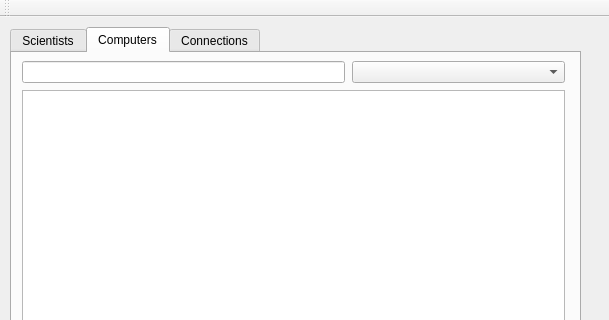
Old version of the form mainwindow.ui in the repository ManiSigt/Verklegt-nams; both pictures show x 0 to 609 and y 0 to 320 of the 609 by 493 pixel window.
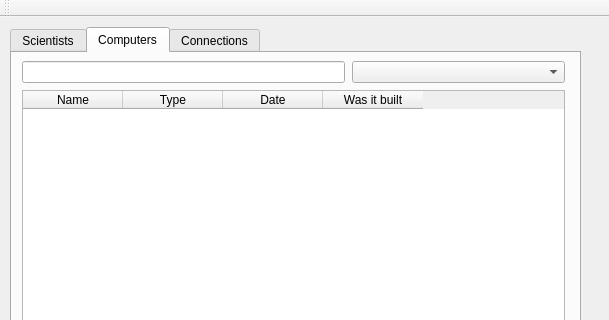
New version of the form. The open tabs and pages were chosen to show the change.

Commit message: tafla fyrir computers hleður sig þegar forrit er keyrt

```diff
--- a/mainwindow.ui
+++ b/mainwindow.ui
@@ -144,6 +144,26 @@
         <height>256</height>
        </rect>
       </property>
+      <column>
+       <property name="text">
+        <string>Name</string>
+       </property>
+      </column>
+      <column>
+       <property name="text">
+        <string>Type</string>
+       </property>
+      </column>
+      <column>
+       <property name="text">
+        <string>Date</string>
+       </property>
+      </column>
+      <column>
+       <property name="text">
+        <string>Was it built</string>
+       </property>
+      </column>
      </widget>
      <widget class="QPushButton" name="button_computer_remove">
       <property name="geometry">
```
Left out of the diff: 2 changed lines with no effect on the pictures. The commit also changes 2 other files.
